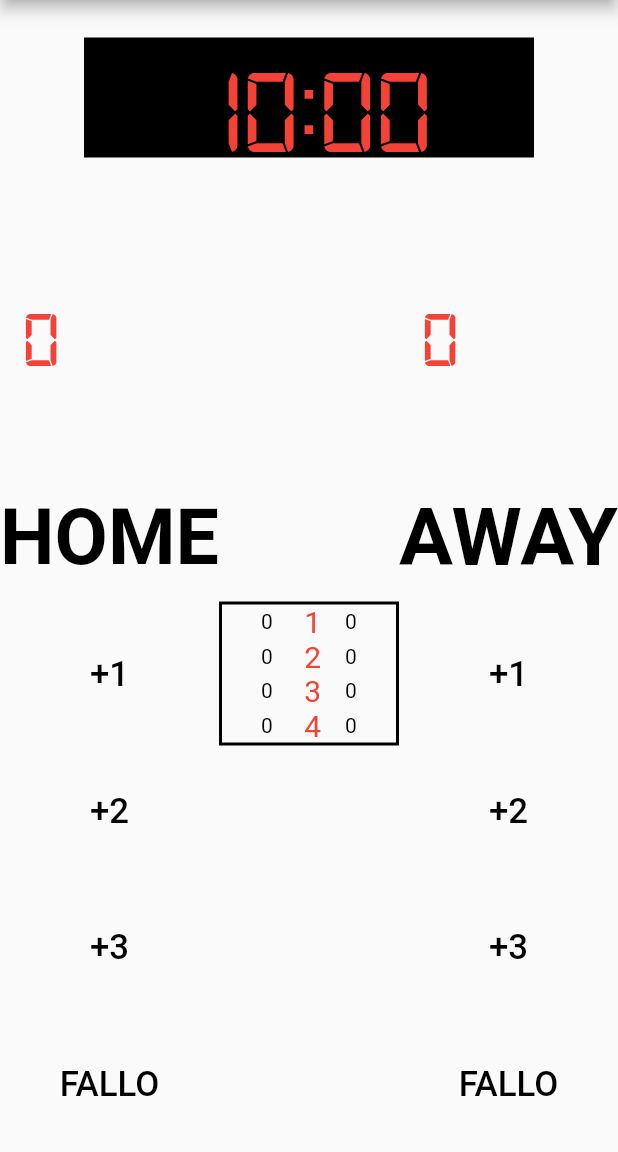
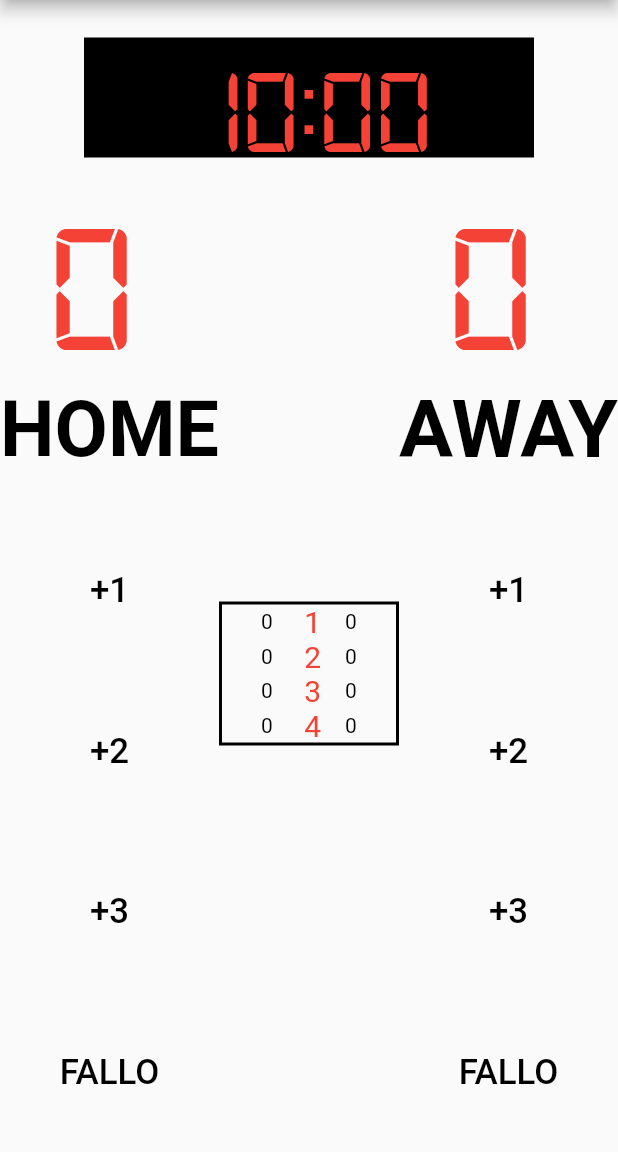
Before and after one commit to andrezanna/Segnapunti, a Flutter app: the Basket screen opened by its route, on a phone screen of 412 x 824 dp, the part 84-1236 px from its top. Run offline on Flutter 3.47's test engine with Material 2 defaults, Android fonts, the phone set to English and light mode, and no system bars; our stand-ins replace numberpicker, shared_preferences; accounts and stored records are empty.

Commit message:
layout updates

```diff
--- a/lib/basket.dart
+++ b/lib/basket.dart
@@ -242,27 +242,32 @@ class BasketTeamScoreState extends State<BasketTeamScore> {
   Widget build(BuildContext context) {
     return new Column(
       children: <Widget>[
-        new Expanded(
-          flex: 2,
-          child: new FittedBox(
-            fit: BoxFit.cover,
-            child: new MaterialButton(
+
+        new MaterialButton(
               onPressed: () {
                 setState(() {
                   if (team.value > 0) team.value -= 1;
                 });
               },
-              child: new Row(
-                mainAxisAlignment: MainAxisAlignment.center,
+          child: new Flex(
+            direction: Axis.horizontal,
                 children: <Widget>[
 
-                  new Text(
-                    team.value.toString(),
-                    style: new TextStyle(
-                      color: Colors.red,
-                      fontFamily: "ShotClock",
+                  new Expanded(
+
+                    child: new Padding(
+                      padding: const EdgeInsets.all(16.0),
+                      child: new FittedBox(
+                        child: new Text(
+                          team.value.toString(),
+                          style: new TextStyle(
+                            color: Colors.red,
+                            fontFamily: "ShotClock",
+                          ),
+                          textAlign: TextAlign.right,
+                        ),
+                      ),
                     ),
-                    textAlign: TextAlign.right,
                   ),
 
                   new Icon(
@@ -274,8 +279,7 @@ class BasketTeamScoreState extends State<BasketTeamScore> {
                 ],
               ),
             ),
-          ),
-        ),
+
         new Expanded(
           child: new FittedBox(
             child: new Text(
```
Also changed, not shown: lib/tennis.dart (+11 -3 lines).
